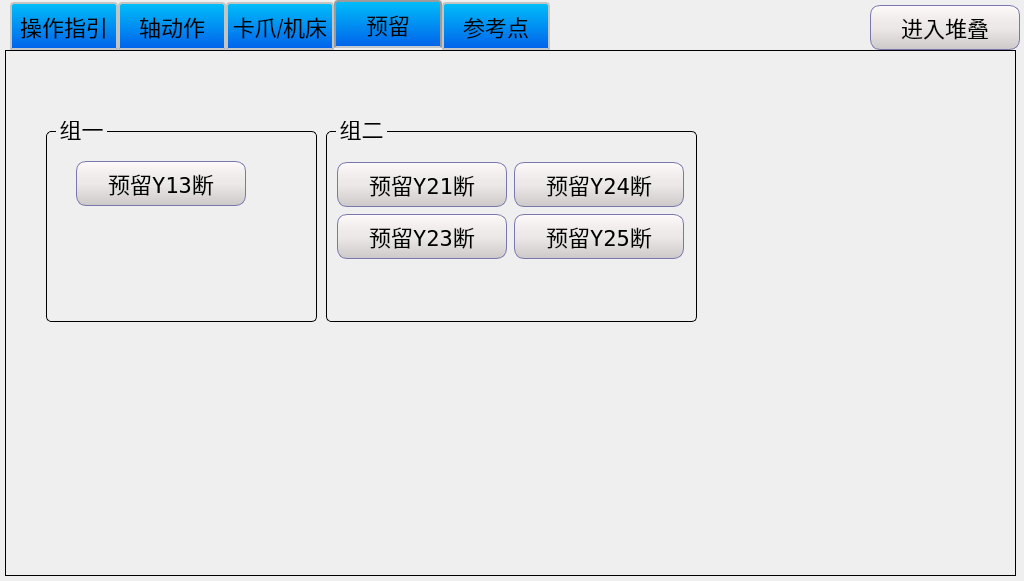
Old version of the form manualform.ui in the repository Jade-yun/MachineTool.
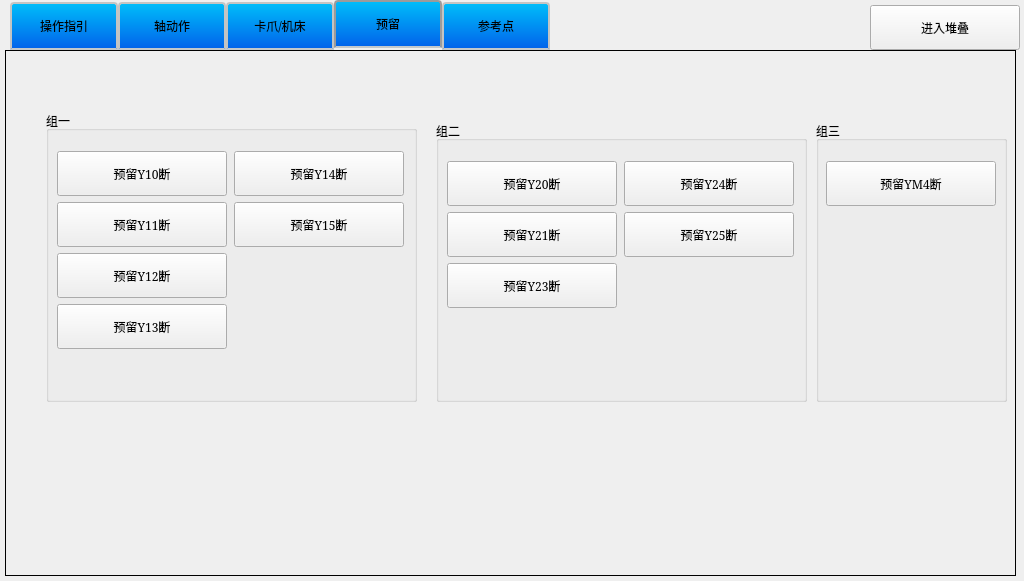
New version of the form. The open tabs and pages were chosen to show the change. Icons and pictures are not drawn.

The edit to the form file:
```diff
--- a/manualform.ui
+++ b/manualform.ui
@@ -14,90 +14,7 @@
    <string>Form</string>
   </property>
   <property name="styleSheet">
-   <string notr="true">QLabel { 
-	font-family: 'SimSun';
-	font-size: 22px; 
-}
-
-
-QWidget{ 
-	font-family: 'SimSun';
-	font-size: 22px; 
-}
-
-/*******************************************************/
-QCheckBox::indicator {
-        background-color: qlineargradient(x1 : 0, y1 : 0, x2 : 1, y2 : 0,stop : 0 #FFFFFF, stop: 1 #C0C0C0); 
-    }
-QCheckBox::indicator:checked {
-background-color: qlineargradient(x1 : 0, y1 : 0, x2 : 1, y2 : 0,stop : 0 #F8F8FF, stop: 1 #1E90FF); 
-        image: url(:/images/check_mark1.png);
-        border-image: none;
-    }
-
-/************************************************/
-QPushButton
-{
-    background-color:#F0F4FD;
-    border-style:solid; /*边框风格*/
-    border-width:1px;/*边框宽度*/
-    border-color:#7A77AC; /*边框颜色*/
-    border-radius:10px; /*边框倒角*/
-
-	font-family: DejaVuSansMono;
-	font-weight:normal;
-	font-family: 'SimSun';
-	background: qlineargradient(x1: 0, y1: 0, x2: 0, y2: 1,stop: 0 #FFFAFA, stop: 0.4 #EEE9E9,stop: 0.5 #EEE9E9, stop: 1.0 #CDC9C9);
-
-
-}
-QPushButton:pressed, QPushButton::checked
-{
-    border-style:outset; /*边框风格*/
-    background-color:qlineargradient(x1: 0, y1: 0, x2: 0, y2: 1, stop:0 #00befa, stop: 1 #0160ea);/*背景色*/
-    border-width:1px;/*边框宽度*/
-    border-color:#0055ff; /*边框颜色*/
-    border-radius:10px; /*边框倒角*/
-}
-
-/*****************************************************/
-QCheckBox { 
-font-size: 20px;
-font-weight:normal;
-font-family: 'SimSun';
-}
-QCheckBox::indicator{
-width: 30px;
-height: 30px;
-border: 1px solid black; 
-background-color: qlineargradient(x1: 0, y1: 0, x2: 0, y2: 1,stop: 0 #FFFAFA, stop: 0.4 #EEE9E9,stop: 0.5 #EEE9E9, stop: 1.0 #CDC9C9);
-}
-
-/*****************************************************************/
-QComboBox::!editable {
-                      border: 2px solid #808A87; /* 边框宽度和颜色 */
-                       }
-QComboBox::drop-down {
-    subcontrol-origin: padding-right;
-    subcontrol-position: top right;
-    width: 20px; /* 下拉箭头宽度 */
-    border-left-width: 2px; /* 文本和箭头之间的分隔线宽度 */
-    border-left-color: gray; /* 文本和箭头之间的分隔线颜色 */
-    border-left-style: solid; /* 文本和箭头之间的分隔线样式 */
-}
-QComboBox::down-arrow {
-    image: url(:/images/arrow_down_normal.png); /* 自定义下拉箭头图片 */
-}
-
-QComboBox QAbstractItemView::item:hover{ 
-  background-color:#409CE1;
-  color:rgb(252, 233, 79);
-}
-QComboBox QAbstractItemView::item:selected{
-  background-color:#409CE1;
-  color:rgb(252, 233, 79);
-}
-/**************************************************/
+   <string notr="true">/**************************************************/
 QTabWidget::tab-bar{
         alignment:left;
 }
@@ -121,18 +38,14 @@
   QTabWidget::pane { /* The tab widget frame */
       border-top: 2px solid #C2C7CB;
   }
-
   QTabWidget::tab-bar {
       left: 5px; /* move to the right by 5px */
   }
 
   /* Style the tab using the tab sub-control. Note that
       it reads QTabBar _not_ QTabWidget */
-  QTabBar::tab {
-      /*background: qlineargradient(x1: 0, y1: 0, x2: 0, y2: 1,
-                                  stop: 0 #E1E1E1, stop: 0.4 #DDDDDD,
-                                  stop: 0.5 #D8D8D8, stop: 1.0 #D3D3D3);*/
-background-color:qlineargradient(x1 : 0, y1 : 0, x2 : 0, y2 : 1, stop : 0 #00befa, stop: 1 #0160ea);
+ QTabBar::tab {
+	background-color:qlineargradient(x1 : 0, y1 : 0, x2 : 0, y2 : 1, stop : 0 #00befa, stop: 1 #0160ea);
       border: 2px solid #C4C4C3;
       border-bottom-color: #C2C7CB; /* same as the pane color */
       border-top-left-radius: 4px;
@@ -158,20 +71,7 @@
 
 QTabWidget::pane {
     border: 1px solid #000000; /* 设置边框样式和颜色 */
-}
-
-/******************************************************/
-QGroupBox {
-	border: 1px solid black;
-	border-radius:5px;
-	margin-top:10px; 
-}
-QGroupBox::title { 
-	subcontrol-origin: margin;
-	left: 10px;
-	bottom: 5px;
-}
-</string>
+}</string>
   </property>
   <widget class="QTabWidget" name="tabWidgetManualPage">
    <property name="geometry">
@@ -185,7 +85,6 @@
    <property name="font">
     <font>
      <family>SimSun</family>
-     <pointsize>-1</pointsize>
     </font>
    </property>
    <property name="styleSheet">
@@ -1503,81 +1402,13 @@
     <attribute name="title">
      <string>预留</string>
     </attribute>
-    <widget class="QGroupBox" name="groupBox_7">
-     <property name="geometry">
-      <rect>
-       <x>40</x>
-       <y>70</y>
-       <width>271</width>
-       <height>201</height>
-      </rect>
-     </property>
-     <property name="styleSheet">
-      <string notr="true"/>
-     </property>
-     <property name="title">
-      <string>组一</string>
-     </property>
-     <widget class="QPushButton" name="btnDelete_33">
-      <property name="geometry">
-       <rect>
-        <x>30</x>
-        <y>40</y>
-        <width>170</width>
-        <height>45</height>
-       </rect>
-      </property>
-      <property name="sizePolicy">
-       <sizepolicy hsizetype="Preferred" vsizetype="Preferred">
-        <horstretch>0</horstretch>
-        <verstretch>0</verstretch>
-       </sizepolicy>
-      </property>
-      <property name="minimumSize">
-       <size>
-        <width>170</width>
-        <height>45</height>
-       </size>
-      </property>
-      <property name="maximumSize">
-       <size>
-        <width>170</width>
-        <height>45</height>
-       </size>
-      </property>
-      <property name="font">
-       <font>
-        <family>SimSun</family>
-        <pointsize>-1</pointsize>
-        <weight>50</weight>
-        <bold>false</bold>
-       </font>
-      </property>
-      <property name="styleSheet">
-       <string notr="true"/>
-      </property>
-      <property name="text">
-       <string>预留Y13断</string>
-      </property>
-      <property name="icon">
-       <iconset>
-        <normaloff>:/TeachPage/teachpage_images/delete.png</normaloff>:/TeachPage/teachpage_images/delete.png</iconset>
-      </property>
-      <property name="iconSize">
-       <size>
-        <width>50</width>
-        <height>50</height>
-       </size>
-      </property>
-     </widget>
-    </widget>
     <widget class="QGroupBox" name="groupBox_8">
      <property name="geometry">
       <rect>
-       <x>320</x>
+       <x>430</x>
        <y>70</y>
        <width>371</width>
-       <height>201</height>
+       <height>281</height>
       </rect>
      </property>
      <property name="styleSheet">
@@ -1592,7 +1423,7 @@
         <x>10</x>
         <y>40</y>
         <width>351</width>
-        <height>101</height>
+        <height>149</height>
        </rect>
       </property>
       <layout class="QGridLayout" name="gridLayout_6">
@@ -1619,7 +1450,6 @@
          <property name="font">
           <font>
            <family>SimSun</family>
-           <pointsize>-1</pointsize>
            <weight>50</weight>
            <bold>false</bold>
           </font>
@@ -1665,53 +1495,6 @@
          <property name="font">
           <font>
            <family>SimSun</family>
-           <pointsize>-1</pointsize>
-           <weight>50</weight>
-           <bold>false</bold>
-          </font>
-         </property>
-         <property name="styleSheet">
-          <string notr="true"/>
-         </property>
-         <property name="text">
-          <string>预留Y23断</string>
-         </property>
-         <property name="icon">
-          <iconset>
-           <normaloff>:/TeachPage/teachpage_images/delete.png</normaloff>:/TeachPage/teachpage_images/delete.png</iconset>
-         </property>
-         <property name="iconSize">
-          <size>
-           <width>50</width>
-           <height>50</height>
-          </size>
-         </property>
-        </widget>
-       </item>
-       <item row="0" column="0">
-        <widget class="QPushButton" name="btnDelete_32">
-         <property name="sizePolicy">
-          <sizepolicy hsizetype="Preferred" vsizetype="Preferred">
-           <horstretch>0</horstretch>
-           <verstretch>0</verstretch>
-          </sizepolicy>
-         </property>
-         <property name="minimumSize">
-          <size>
-           <width>170</width>
-           <height>45</height>
-          </size>
-         </property>
-         <property name="maximumSize">
-          <size>
-           <width>170</width>
-           <height>45</height>
-          </size>
-         </property>
-         <property name="font">
-          <font>
-           <family>SimSun</family>
-           <pointsize>-1</pointsize>
            <weight>50</weight>
            <bold>false</bold>
           </font>
@@ -1734,6 +1517,51 @@
          </property>
         </widget>
        </item>
+       <item row="0" column="0">
+        <widget class="QPushButton" name="btnReserveY20Break">
+         <property name="sizePolicy">
+          <sizepolicy hsizetype="Preferred" vsizetype="Preferred">
+           <horstretch>0</horstretch>
+           <verstretch>0</verstretch>
+          </sizepolicy>
+         </property>
+         <property name="minimumSize">
+          <size>
+           <width>170</width>
+           <height>45</height>
+          </size>
+         </property>
+         <property name="maximumSize">
+          <size>
+           <width>170</width>
+           <height>45</height>
+          </size>
+         </property>
+         <property name="font">
+          <font>
+           <family>SimSun</family>
+           <weight>50</weight>
+           <bold>false</bold>
+          </font>
+         </property>
+         <property name="styleSheet">
+          <string notr="true"/>
+         </property>
+         <property name="text">
+          <string>预留Y20断</string>
+         </property>
+         <property name="icon">
+          <iconset>
+           <normaloff>:/TeachPage/teachpage_images/delete.png</normaloff>:/TeachPage/teachpage_images/delete.png</iconset>
+         </property>
+         <property name="iconSize">
+          <size>
+           <width>50</width>
+           <height>50</height>
+          </size>
+         </property>
+        </widget>
+       </item>
        <item row="1" column="1">
         <widget class="QPushButton" name="btnDelete_34">
          <property name="sizePolicy">
@@ -1757,7 +1585,6 @@
          <property name="font">
           <font>
            <family>SimSun</family>
-           <pointsize>-1</pointsize>
            <weight>50</weight>
            <bold>false</bold>
           </font>
@@ -1780,6 +1607,416 @@
          </property>
         </widget>
        </item>
+       <item row="2" column="0">
+        <widget class="QPushButton" name="btnReserveY23Break">
+         <property name="sizePolicy">
+          <sizepolicy hsizetype="Preferred" vsizetype="Preferred">
+           <horstretch>0</horstretch>
+           <verstretch>0</verstretch>
+          </sizepolicy>
+         </property>
+         <property name="minimumSize">
+          <size>
+           <width>170</width>
+           <height>45</height>
+          </size>
+         </property>
+         <property name="maximumSize">
+          <size>
+           <width>170</width>
+           <height>45</height>
+          </size>
+         </property>
+         <property name="font">
+          <font>
+           <family>SimSun</family>
+           <weight>50</weight>
+           <bold>false</bold>
+          </font>
+         </property>
+         <property name="styleSheet">
+          <string notr="true"/>
+         </property>
+         <property name="text">
+          <string>预留Y23断</string>
+         </property>
+         <property name="icon">
+          <iconset>
+           <normaloff>:/TeachPage/teachpage_images/delete.png</normaloff>:/TeachPage/teachpage_images/delete.png</iconset>
+         </property>
+         <property name="iconSize">
+          <size>
+           <width>50</width>
+           <height>50</height>
+          </size>
+         </property>
+        </widget>
+       </item>
+      </layout>
+     </widget>
+    </widget>
+    <widget class="QGroupBox" name="groupBox_9">
+     <property name="geometry">
+      <rect>
+       <x>810</x>
+       <y>70</y>
+       <width>191</width>
+       <height>281</height>
+      </rect>
+     </property>
+     <property name="styleSheet">
+      <string notr="true"/>
+     </property>
+     <property name="title">
+      <string>组三</string>
+     </property>
+     <widget class="QPushButton" name="btnReserveYM4Break">
+      <property name="geometry">
+       <rect>
+        <x>10</x>
+        <y>40</y>
+        <width>170</width>
+        <height>45</height>
+       </rect>
+      </property>
+      <property name="sizePolicy">
+       <sizepolicy hsizetype="Preferred" vsizetype="Preferred">
+        <horstretch>0</horstretch>
+        <verstretch>0</verstretch>
+       </sizepolicy>
+      </property>
+      <property name="minimumSize">
+       <size>
+        <width>170</width>
+        <height>45</height>
+       </size>
+      </property>
+      <property name="maximumSize">
+       <size>
+        <width>170</width>
+        <height>45</height>
+       </size>
+      </property>
+      <property name="font">
+       <font>
+        <family>SimSun</family>
+        <weight>50</weight>
+        <bold>false</bold>
+       </font>
+      </property>
+      <property name="styleSheet">
+       <string notr="true"/>
+      </property>
+      <property name="text">
+       <string>预留YM4断</string>
+      </property>
+      <property name="icon">
+       <iconset>
+        <normaloff>:/TeachPage/teachpage_images/delete.png</normaloff>:/TeachPage/teachpage_images/delete.png</iconset>
+      </property>
+      <property name="iconSize">
+       <size>
+        <width>50</width>
+        <height>50</height>
+       </size>
+      </property>
+     </widget>
+    </widget>
+    <widget class="QGroupBox" name="groupBox_10">
+     <property name="geometry">
+      <rect>
+       <x>40</x>
+       <y>60</y>
+       <width>371</width>
+       <height>291</height>
+      </rect>
+     </property>
+     <property name="styleSheet">
+      <string notr="true"/>
+     </property>
+     <property name="title">
+      <string>组一</string>
+     </property>
+     <widget class="QWidget" name="layoutWidget_7">
+      <property name="geometry">
+       <rect>
+        <x>10</x>
+        <y>40</y>
+        <width>351</width>
+        <height>200</height>
+       </rect>
+      </property>
+      <layout class="QGridLayout" name="gridLayout_8">
+       <item row="2" column="0">
+        <widget class="QPushButton" name="btnReserveY12Break">
+         <property name="sizePolicy">
+          <sizepolicy hsizetype="Preferred" vsizetype="Preferred">
+           <horstretch>0</horstretch>
+           <verstretch>0</verstretch>
+          </sizepolicy>
+         </property>
+         <property name="minimumSize">
+          <size>
+           <width>170</width>
+           <height>45</height>
+          </size>
+         </property>
+         <property name="maximumSize">
+          <size>
+           <width>170</width>
+           <height>45</height>
+          </size>
+         </property>
+         <property name="font">
+          <font>
+           <family>SimSun</family>
+           <weight>50</weight>
+           <bold>false</bold>
+          </font>
+         </property>
+         <property name="styleSheet">
+          <string notr="true"/>
+         </property>
+         <property name="text">
+          <string>预留Y12断</string>
+         </property>
+         <property name="icon">
+          <iconset>
+           <normaloff>:/TeachPage/teachpage_images/delete.png</normaloff>:/TeachPage/teachpage_images/delete.png</iconset>
+         </property>
+         <property name="iconSize">
+          <size>
+           <width>50</width>
+           <height>50</height>
+          </size>
+         </property>
+        </widget>
+       </item>
+       <item row="0" column="0">
+        <widget class="QPushButton" name="btnReserveY10Break">
+         <property name="sizePolicy">
+          <sizepolicy hsizetype="Preferred" vsizetype="Preferred">
+           <horstretch>0</horstretch>
+           <verstretch>0</verstretch>
+          </sizepolicy>
+         </property>
+         <property name="minimumSize">
+          <size>
+           <width>170</width>
+           <height>45</height>
+          </size>
+         </property>
+         <property name="maximumSize">
+          <size>
+           <width>170</width>
+           <height>45</height>
+          </size>
+         </property>
+         <property name="font">
+          <font>
+           <family>SimSun</family>
+           <weight>50</weight>
+           <bold>false</bold>
+          </font>
+         </property>
+         <property name="styleSheet">
+          <string notr="true"/>
+         </property>
+         <property name="text">
+          <string>预留Y10断</string>
+         </property>
+         <property name="icon">
+          <iconset>
+           <normaloff>:/TeachPage/teachpage_images/delete.png</normaloff>:/TeachPage/teachpage_images/delete.png</iconset>
+         </property>
+         <property name="iconSize">
+          <size>
+           <width>50</width>
+           <height>50</height>
+          </size>
+         </property>
+        </widget>
+       </item>
+       <item row="1" column="1">
+        <widget class="QPushButton" name="btnReserveY15Break">
+         <property name="sizePolicy">
+          <sizepolicy hsizetype="Preferred" vsizetype="Preferred">
+           <horstretch>0</horstretch>
+           <verstretch>0</verstretch>
+          </sizepolicy>
+         </property>
+         <property name="minimumSize">
+          <size>
+           <width>170</width>
+           <height>45</height>
+          </size>
+         </property>
+         <property name="maximumSize">
+          <size>
+           <width>170</width>
+           <height>45</height>
+          </size>
+         </property>
+         <property name="font">
+          <font>
+           <family>SimSun</family>
+           <weight>50</weight>
+           <bold>false</bold>
+          </font>
+         </property>
+         <property name="styleSheet">
+          <string notr="true"/>
+         </property>
+         <property name="text">
+          <string>预留Y15断</string>
+         </property>
+         <property name="icon">
+          <iconset>
+           <normaloff>:/TeachPage/teachpage_images/delete.png</normaloff>:/TeachPage/teachpage_images/delete.png</iconset>
+         </property>
+         <property name="iconSize">
+          <size>
+           <width>50</width>
+           <height>50</height>
+          </size>
+         </property>
+        </widget>
+       </item>
+       <item row="0" column="1">
+        <widget class="QPushButton" name="btnReserveY14Break">
+         <property name="sizePolicy">
+          <sizepolicy hsizetype="Preferred" vsizetype="Preferred">
+           <horstretch>0</horstretch>
+           <verstretch>0</verstretch>
+          </sizepolicy>
+         </property>
+         <property name="minimumSize">
+          <size>
+           <width>170</width>
+           <height>45</height>
+          </size>
+         </property>
+         <property name="maximumSize">
+          <size>
+           <width>170</width>
+           <height>45</height>
+          </size>
+         </property>
+         <property name="font">
+          <font>
+           <family>SimSun</family>
+           <weight>50</weight>
+           <bold>false</bold>
+          </font>
+         </property>
+         <property name="styleSheet">
+          <string notr="true"/>
+         </property>
+         <property name="text">
+          <string>预留Y14断</string>
+         </property>
+         <property name="icon">
+          <iconset>
+           <normaloff>:/TeachPage/teachpage_images/delete.png</normaloff>:/TeachPage/teachpage_images/delete.png</iconset>
+         </property>
+         <property name="iconSize">
+          <size>
+           <width>50</width>
+           <height>50</height>
+          </size>
+         </property>
+        </widget>
+       </item>
+       <item row="1" column="0">
+        <widget class="QPushButton" name="btnReserveY11Break">
+         <property name="sizePolicy">
+          <sizepolicy hsizetype="Preferred" vsizetype="Preferred">
+           <horstretch>0</horstretch>
+           <verstretch>0</verstretch>
+          </sizepolicy>
+         </property>
+         <property name="minimumSize">
+          <size>
+           <width>170</width>
+           <height>45</height>
+          </size>
+         </property>
+         <property name="maximumSize">
+          <size>
+           <width>170</width>
+           <height>45</height>
+          </size>
+         </property>
+         <property name="font">
+          <font>
+           <family>SimSun</family>
+           <weight>50</weight>
+           <bold>false</bold>
+          </font>
+         </property>
+         <property name="styleSheet">
+          <string notr="true"/>
+         </property>
+         <property name="text">
+          <string>预留Y11断</string>
+         </property>
+         <property name="icon">
+          <iconset>
+           <normaloff>:/TeachPage/teachpage_images/delete.png</normaloff>:/TeachPage/teachpage_images/delete.png</iconset>
+         </property>
+         <property name="iconSize">
+          <size>
+           <width>50</width>
+           <height>50</height>
+          </size>
+         </property>
+        </widget>
+       </item>
+       <item row="3" column="0">
+        <widget class="QPushButton" name="btnReserveY13Break">
+         <property name="sizePolicy">
+          <sizepolicy hsizetype="Preferred" vsizetype="Preferred">
+           <horstretch>0</horstretch>
+           <verstretch>0</verstretch>
+          </sizepolicy>
+         </property>
+         <property name="minimumSize">
+          <size>
+           <width>170</width>
+           <height>45</height>
+          </size>
+         </property>
+         <property name="maximumSize">
+          <size>
+           <width>170</width>
+           <height>45</height>
+          </size>
+         </property>
+         <property name="font">
+          <font>
+           <family>SimSun</family>
+           <weight>50</weight>
+           <bold>false</bold>
+          </font>
+         </property>
+         <property name="styleSheet">
+          <string notr="true"/>
+         </property>
+         <property name="text">
+          <string>预留Y13断</string>
+         </property>
+         <property name="icon">
+          <iconset>
+           <normaloff>:/TeachPage/teachpage_images/delete.png</normaloff>:/TeachPage/teachpage_images/delete.png</iconset>
+         </property>
+         <property name="iconSize">
+          <size>
+           <width>50</width>
+           <height>50</height>
+          </size>
+         </property>
+        </widget>
+       </item>
       </layout>
      </widget>
     </widget>
@@ -2089,7 +2326,6 @@
    <property name="font">
     <font>
      <family>SimSun</family>
-     <pointsize>-1</pointsize>
      <weight>50</weight>
      <bold>false</bold>
     </font>
```
Left out of the diff: 242 changed lines with no effect on the pictures.
